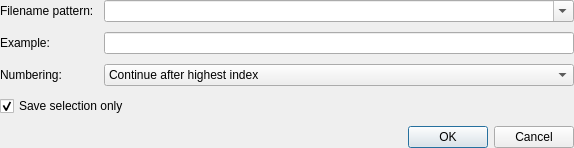
Before: the Qt Designer form plugins/saveblocks/SaveBlocksOptionsDialogBase.ui in KDE/kwave, drawn with Qt 5.
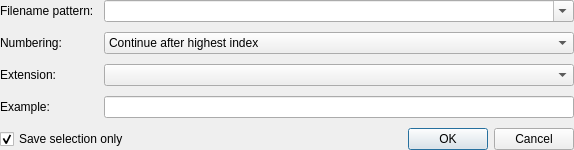
After: the same form once the commit is applied. Custom widgets are drawn as their Qt base class.

Commit message: plugins/saveblocks: add back capability to save blocks with a different encoding than the original file

Patch:
```diff
--- a/plugins/saveblocks/SaveBlocksOptionsDialogBase.ui
+++ b/plugins/saveblocks/SaveBlocksOptionsDialogBase.ui
@@ -20,7 +20,7 @@
    <property name="margin">
     <number>0</number>
    </property>
-   <item row="3" column="0" colspan="2">
+   <item row="4" column="0" colspan="2">
     <widget class="QCheckBox" name="chkSelectionOnly">
      <property name="sizePolicy">
       <sizepolicy hsizetype="MinimumExpanding" vsizetype="Minimum">
@@ -39,7 +39,7 @@
      </property>
     </widget>
    </item>
-   <item row="2" column="0">
+   <item row="1" column="0">
     <widget class="QLabel" name="lblNumbering">
      <property name="text">
       <string>Numbering:</string>
@@ -49,7 +49,7 @@
      </property>
     </widget>
    </item>
-   <item row="2" column="1">
+   <item row="1" column="1">
     <widget class="KComboBox" name="cbNumbering">
      <property name="sizePolicy">
       <sizepolicy hsizetype="MinimumExpanding" vsizetype="Minimum">
@@ -81,7 +81,36 @@
      </item>
     </widget>
    </item>
-   <item row="1" column="1">
+   <item row="2" column="0">
+    <widget class="QLabel" name="lblExtension">
+      <property name="text">
+        <string>Extension:</string>
+      </property>
+      <property name="wordWrap">
+        <bool>false</bool>
+      </property>
+    </widget>
+   </item>
+   <item row="2" column="1">
+    <widget class="KComboBox" name="cbExtension">
+      <property name="sizePolicy">
+        <sizepolicy hsizetype="MinimumExpanding" vsizetype="Minimum">
+          <horstretch>0</horstretch>
+          <verstretch>0</verstretch>
+        </sizepolicy>
+      </property>
+      <property name="whatsThis">
+        <string>Choose what encoding to save the blocks with.</string>
+      </property>
+      <property name="editable">
+        <bool>false</bool>
+      </property>
+      <property name="duplicatesEnabled">
+        <bool>false</bool>
+      </property>
+    </widget>
+   </item>
+   <item row="3" column="1">
     <widget class="QLineEdit" name="txtExample">
      <property name="enabled">
       <bool>true</bool>
@@ -100,7 +129,7 @@
      </property>
     </widget>
    </item>
-   <item row="1" column="0">
+   <item row="3" column="0">
     <widget class="QLabel" name="lblExample">
      <property name="sizePolicy">
       <sizepolicy hsizetype="Minimum" vsizetype="Minimum">
```
Left out of the diff: 6 changed lines with no effect on the pictures. The commit also changes 4 other files.
